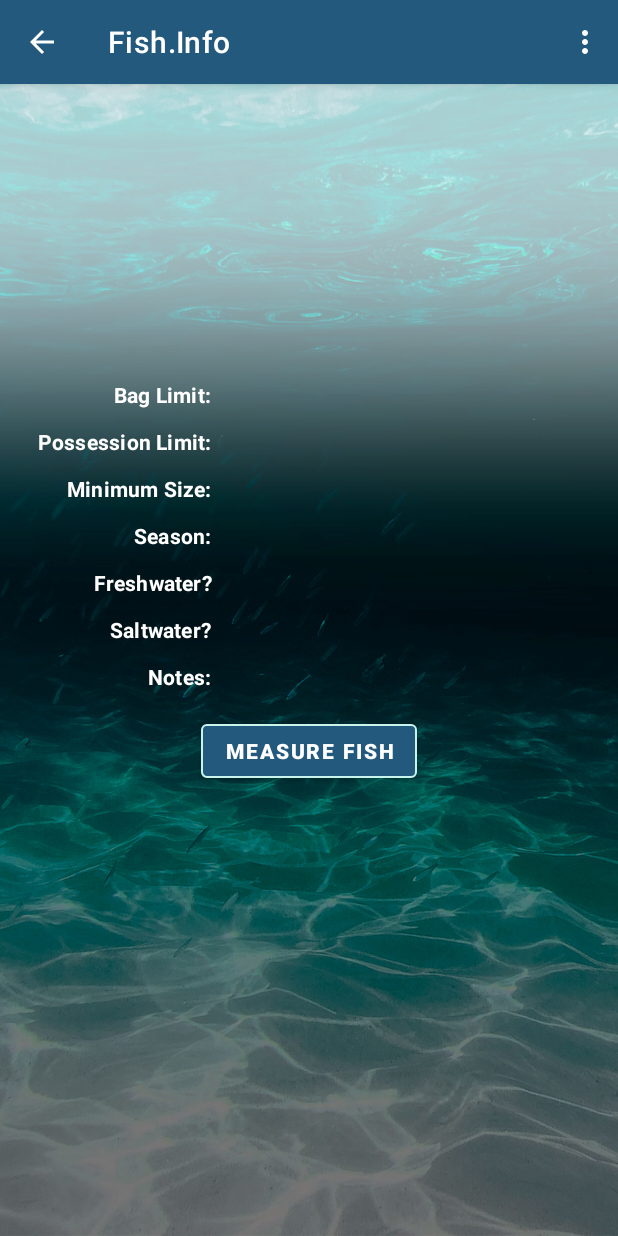
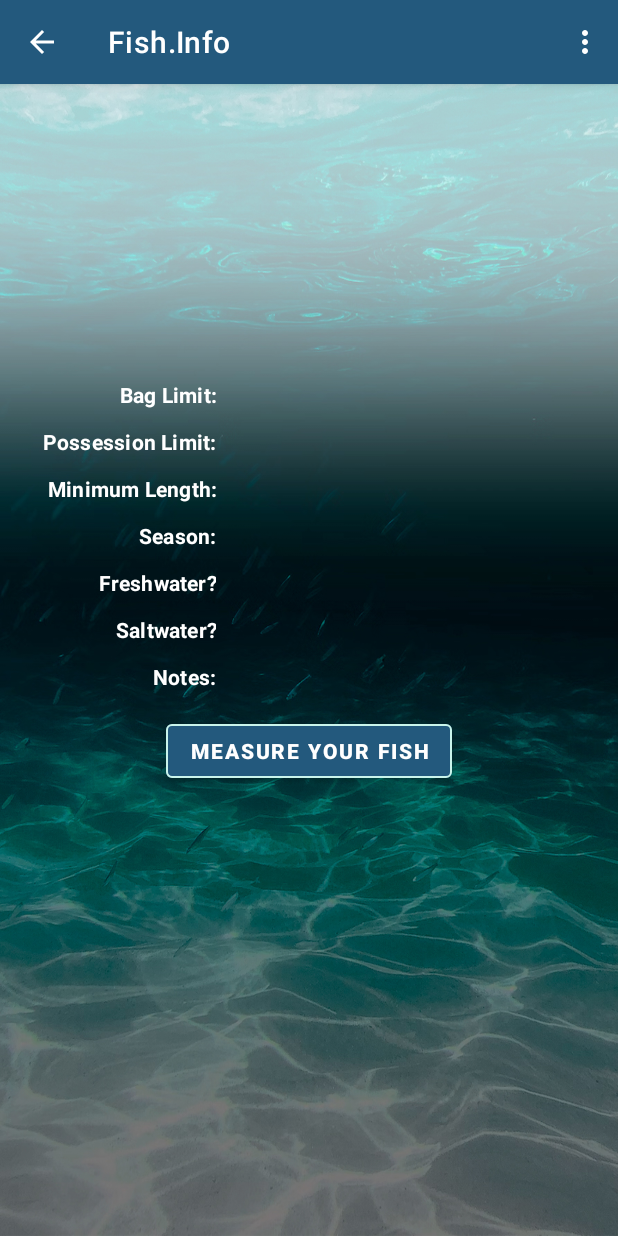
Before and after one commit to Timmo549/OzFish.AI, an Android app: the InformationActivity screen opened directly, with no data from a screen before it, on a phone screen of 412 x 824 dp. Run offline under Robolectric (Android 15) with nearby library versions, the phone set to English and light mode, and no system bars; our stand-ins replace Firebase (no records; nobody signed in at launch, a user with empty details on screens opened directly); 6 statements that could not run were skipped.

Commit message:
Changelog: + Updated dependencies + Bug fixes + Minor changes
- Replaced hard-coded text with strings

```diff
--- a/app/src/main/res/layout/hello_ar_activity.xml
+++ b/app/src/main/res/layout/hello_ar_activity.xml
@@ -70,7 +70,7 @@
           android:paddingTop="16dp"
           android:paddingRight="16dp"
           android:paddingBottom="2dp"
-          android:text="RESULT"
+          android:text="@string/result"
           android:textColor="#ffffff"
           android:textSize="20sp"
           android:layout_column="0" />
@@ -87,7 +87,7 @@
           android:paddingTop="16dp"
           android:paddingRight="16dp"
           android:paddingBottom="2dp"
-          android:text="LEGAL SIZE?"
+          android:text="@string/legal_size"
           android:textColor="#ffffff"
           android:textSize="20sp"
           android:visibility="invisible" />
@@ -99,7 +99,6 @@
           android:id="@+id/tv_result"
           android:layout_width="wrap_content"
           android:layout_height="60dp"
-          android:layout_alignParentBottom="true"
           android:letterSpacing="0.01"
           android:lineSpacingExtra="6sp"
           android:paddingLeft="16dp"
@@ -115,7 +114,6 @@
           android:id="@+id/legal_size"
           android:layout_width="0dp"
           android:layout_height="match_parent"
-          android:layout_alignParentBottom="true"
           android:letterSpacing="0.01"
           android:lineSpacingExtra="6sp"
           android:paddingLeft="16dp"
--- a/app/src/main/res/layout/information_activity.xml
+++ b/app/src/main/res/layout/information_activity.xml
@@ -40,7 +40,7 @@
         android:layout_height="wrap_content"
         android:layout_marginTop="15dp"
         android:letterSpacing="0.01"
-        android:text="fishName"
+        android:text="@string/fish_name"
         android:textSize="20sp"
         android:textStyle="bold"
         android:textColor="@color/white"
@@ -71,7 +71,7 @@
                 android:gravity="end"
                 android:letterSpacing="0.01"
                 android:padding="6dip"
-                android:text="Bag Limit: "
+                android:text="@string/bag_limit"
                 android:textColor="@color/white"
                 android:textStyle="bold" />
 
@@ -97,7 +97,7 @@
                 android:gravity="end"
                 android:letterSpacing="0.01"
                 android:padding="6dip"
-                android:text="Possession Limit: "
+                android:text="@string/possession_limit"
                 android:textColor="@color/white"
                 android:textStyle="bold" />
 
@@ -123,7 +123,7 @@
                 android:gravity="end"
                 android:letterSpacing="0.01"
                 android:padding="6dip"
-                android:text="Minimum Size: "
+                android:text="@string/minimum_size"
                 android:textColor="@color/white"
                 android:textStyle="bold" />
 
@@ -150,7 +150,7 @@
                 android:gravity="end"
                 android:letterSpacing="0.01"
                 android:padding="6dip"
-                android:text="Season: "
+                android:text="@string/season"
                 android:textColor="@color/white"
                 android:textStyle="bold" />
 
@@ -176,7 +176,7 @@
                 android:gravity="end"
                 android:letterSpacing="0.01"
                 android:padding="6dip"
-                android:text="Freshwater? "
+                android:text="@string/freshwater"
                 android:textColor="@color/white"
                 android:textStyle="bold" />
 
@@ -202,7 +202,7 @@
                 android:gravity="end"
                 android:letterSpacing="0.01"
                 android:padding="6dip"
-                android:text="Saltwater? "
+                android:text="@string/saltwater"
                 android:textColor="@color/white"
                 android:textStyle="bold" />
 
@@ -228,7 +228,7 @@
                 android:gravity="end"
                 android:letterSpacing="0.01"
                 android:padding="6dip"
-                android:text="Notes: "
+                android:text="@string/notes"
                 android:textColor="@color/white"
                 android:textStyle="bold" />
 
@@ -253,7 +253,7 @@
         android:layout_marginTop="10dp"
         android:enabled="true"
         android:lineSpacingExtra="6dp"
-        android:text="Measure Fish"
+        android:text="@string/measure_button"
         android:textStyle="bold"
         app:layout_constraintEnd_toEndOf="parent"
         app:layout_constraintHorizontal_bias="0.5"
--- a/app/src/main/res/layout/results_activity.xml
+++ b/app/src/main/res/layout/results_activity.xml
@@ -1,7 +1,6 @@
 <?xml version="1.0" encoding="utf-8"?>
 <androidx.constraintlayout.widget.ConstraintLayout xmlns:android="http://schemas.android.com/apk/res/android"
     xmlns:app="http://schemas.android.com/apk/res-auto"
-    xmlns:tools="http://schemas.android.com/tools"
     android:layout_width="match_parent"
     android:layout_height="match_parent">
 
@@ -101,7 +100,7 @@
         android:layout_marginTop="20dp"
         android:letterSpacing="0.01"
         android:lineSpacingExtra="6sp"
-        android:text="fishName"
+        android:text="@string/fish_name"
         android:textSize="20sp"
         android:textStyle="bold"
         android:textColor="@color/white"
--- a/app/src/main/res/layout/search_spinner_menu.xml
+++ b/app/src/main/res/layout/search_spinner_menu.xml
@@ -2,7 +2,6 @@
 <androidx.constraintlayout.widget.ConstraintLayout
     xmlns:android="http://schemas.android.com/apk/res/android"
     xmlns:app="http://schemas.android.com/apk/res-auto"
-    xmlns:tools="http://schemas.android.com/tools"
 
     android:layout_width="match_parent"
     android:layout_height="match_parent">
--- a/app/src/main/res/menu/menu_arcore.xml
+++ b/app/src/main/res/menu/menu_arcore.xml
@@ -6,7 +6,7 @@
       android:id="@+id/action_help"
       android:title="@string/action_help"/>
   <item android:id="@+id/depth_settings"
-      android:title="Depth API"/>
+      android:title="@string/depth_api"/>
   <item android:id="@+id/instant_placement_settings"
-      android:title="Instant Placement"/>
+      android:title="@string/instant_placement"/>
 </menu>
--- a/app/src/main/res/values/strings.xml
+++ b/app/src/main/res/values/strings.xml
@@ -1,5 +1,6 @@
 <resources>
     <string name="app_name">OzFish.AI</string>
+    <string name="app_welcome">Welcome to OzFish.AI</string>
 
     <!-- About Team String -->
     <string name="about">
@@ -12,6 +13,12 @@
         \nData Collector - Haoran Ouang
         \n\nDeveloped in 2022 for the University of Wollongong
     </string>
+
+    <!-- Button Strings -->
+    <string name="identify_button">Identify Your Fish</string>
+    <string name="measure_button">Measure Your Fish</string>
+    <string name="search_button">Go Fishing (Search)</string>
+
 
     <!-- Help Menu Strings -->
     <string name="mainactivity_help_message">
@@ -46,8 +53,8 @@
     <string name="next">Next</string>
     <string name="previous">Previous</string>
 
-    <string name="hello_first_fragment">Hello first fragment</string>
-    <string name="hello_second_fragment">Hello second fragment. Arg: %1$s</string>
+    <string name="depth_api">Depth API</string>
+    <string name="instant_placement">Instant Placement</string>
 
     <!--  <string translatable="false" name="app_name">HelloAR Java</string> -->
     <string name="depth_use_explanation" translatable="false">When Depth is enabled on supported devices, virtual objects adapt to the environment by blending in with the real world.</string>
@@ -82,12 +89,24 @@
     <string name="okay">Okay</string>
     <string name="cancel">Cancel</string>
 
+    <!-- String used in HelloArActivity-->
+    <string name="result">RESULT</string>
+    <string name="legal_size">LEGAL SIZE?</string>
+
     <!-- Strings used in ResultsActivity -->
+    <string name="fish_name">fishName</string>
     <string name="is_this_your_fish">Is this your fish?</string>
     <string name="results_error_message">Error: Fish unable to be identified, please try again</string>
     <string name="results_error_okay">Okay</string>
 
     <!-- String used in InformationActivity -->
+    <string name="bag_limit">Bag Limit: </string>
+    <string name="possession_limit">Possession Limit: </string>
+    <string name="minimum_size">Minimum Length: </string>
+    <string name="season">Season: </string>
+    <string name="freshwater">Freshwater? </string>
+    <string name="saltwater">Saltwater? </string>
+    <string name="notes">Notes: </string>
     <string name="yes">Yes</string>
     <string name="no">No</string>
     <string name="none">None</string>
--- a/build.gradle
+++ b/build.gradle
@@ -1,14 +1,12 @@
 // Top-level build file where you can add configuration options common to all sub-projects/modules.
 buildscript {
-    ext.kotlin_version = '1.6.0'
     repositories {
         google()
         mavenCentral()
     }
     dependencies {
-        classpath 'com.android.tools.build:gradle:7.2.0'
-        classpath "org.jetbrains.kotlin:kotlin-gradle-plugin:$kotlin_version"
-        classpath 'com.google.gms:google-services:4.3.13'
+        classpath 'com.android.tools.build:gradle:7.2.2'
+        classpath 'com.google.gms:google-services:4.3.14'
         // NOTE: Do not place your application dependencies here; they belong
         // in the individual module build.gradle files
     }
```
Also changed, not shown: app/build.gradle (+7 -12 lines), app/src/main/java/com/example/fishai/ResultsActivity.java (+0 -9 lines), app/src/main/java/com/google/ar/core/examples/java/helloar/HelloArActivity.java (+0 -23 lines), app/src/main/res/layout/fragment_first.xml (+4 -15 lines), app/src/main/res/navigation/nav_graph.xml (+1 -28 lines), 2 other files.
